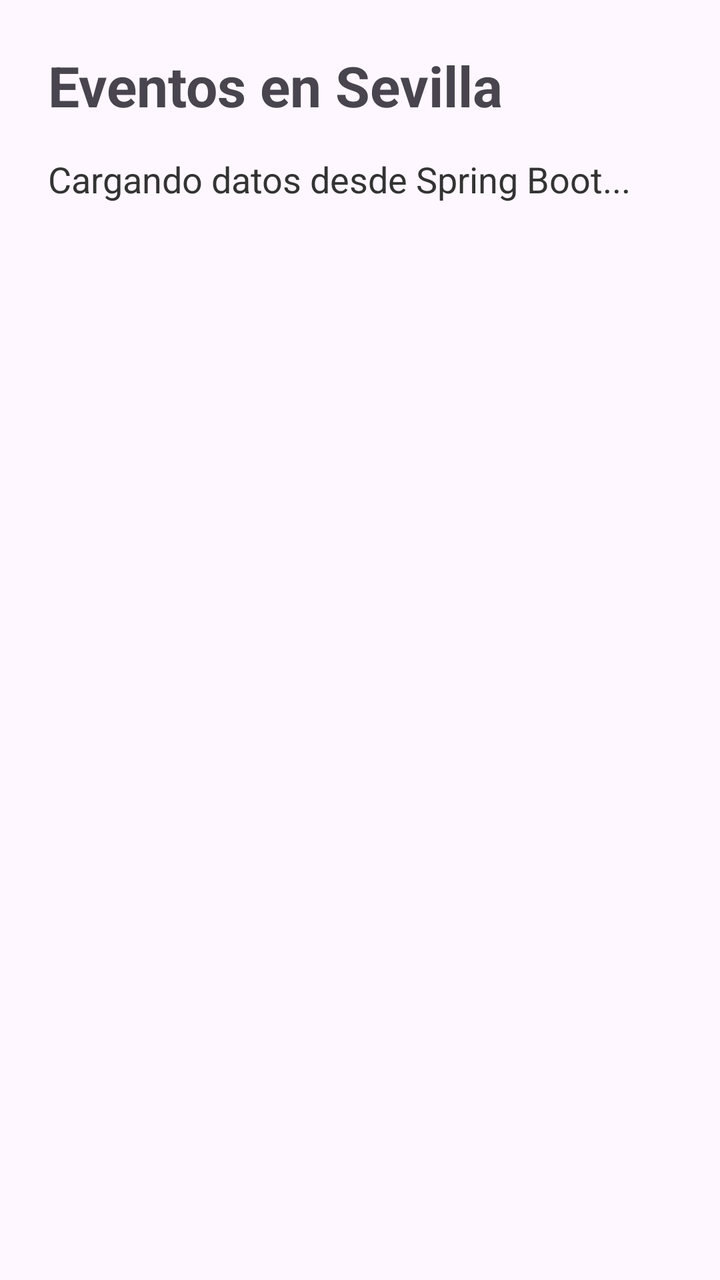
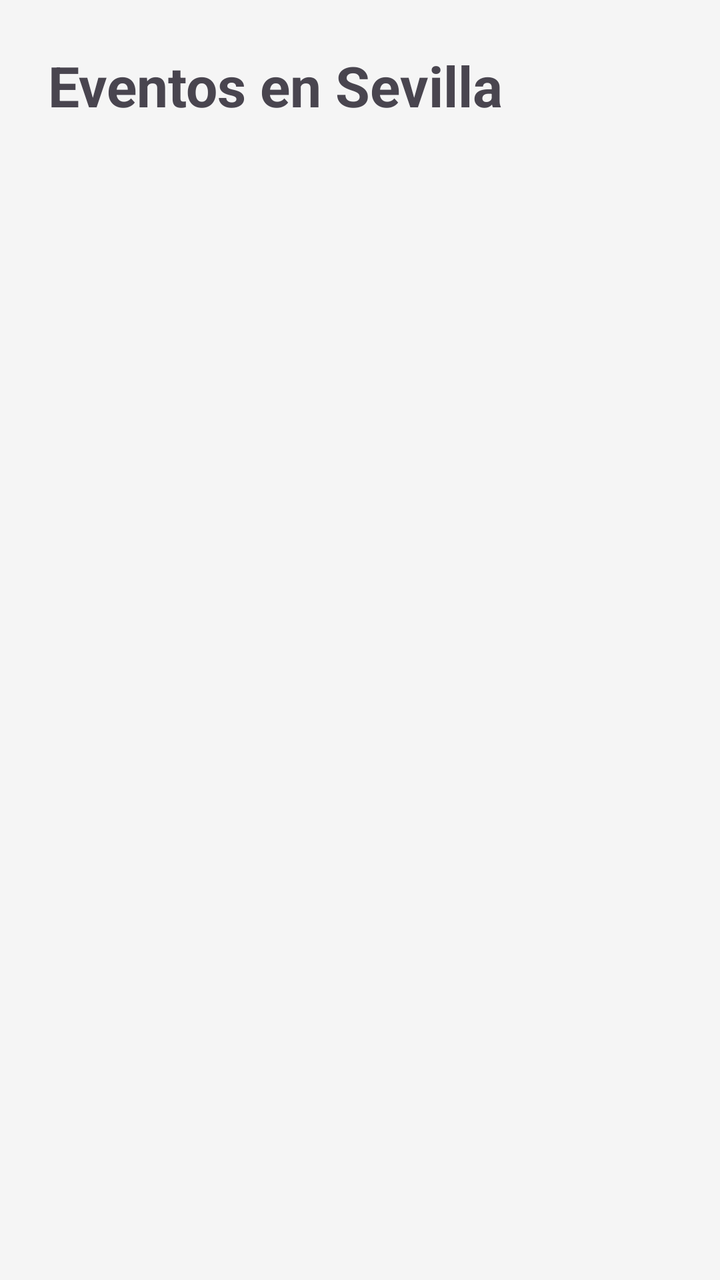

Two renders of the same Android screen: before a commit and after it. Below are the layout's source before the change and the commit's diff.
<!-- AndroidManifest.xml: application theme Theme.KedoApp -->
<!-- res/layout/activity_main.xml -->
<?xml version="1.0" encoding="utf-8"?>
<LinearLayout xmlns:android="http://schemas.android.com/apk/res/android"
    android:layout_width="match_parent"
    android:layout_height="match_parent"
    android:orientation="vertical"
    android:padding="24dp">

    <TextView
        android:layout_width="wrap_content"
        android:layout_height="wrap_content"
        android:text="Eventos en Sevilla"
        android:textSize="28sp"
        android:textStyle="bold"
        android:layout_marginBottom="16dp"/>

    <ScrollView
        android:layout_width="match_parent"
        android:layout_height="match_parent">

        <TextView
            android:id="@+id/tvResultados"
            android:layout_width="match_parent"
            android:layout_height="wrap_content"
            android:text="Cargando datos desde Spring Boot..."
            android:textSize="18sp"
            android:textColor="#333333"/>
    </ScrollView>

</LinearLayout>
<!-- resources referenced by this layout -->
<resources>
  <style name="Theme.KedoApp" parent="Base.Theme.KedoApp" />
  <style name="Base.Theme.KedoApp" parent="Theme.Material3.DayNight.NoActionBar">
          
          
      </style>
</resources>

<!-- the commit's change to res/layout/activity_main.xml (unified diff, before → after) -->
@@ -3,27 +3,21 @@
     android:layout_width="match_parent"
     android:layout_height="match_parent"
     android:orientation="vertical"
-    android:padding="24dp">
+    android:paddingTop="24dp"
+    android:background="#F5F5F5"> <TextView
+    android:layout_width="wrap_content"
+    android:layout_height="wrap_content"
+    android:text="Eventos en Sevilla"
+    android:textSize="28sp"
+    android:textStyle="bold"
+    android:layout_marginHorizontal="24dp"
+    android:layout_marginBottom="16dp"/>
 
-    <TextView
-        android:layout_width="wrap_content"
-        android:layout_height="wrap_content"
-        android:text="Eventos en Sevilla"
-        android:textSize="28sp"
-        android:textStyle="bold"
-        android:layout_marginBottom="16dp"/>
-
-    <ScrollView
+    <androidx.recyclerview.widget.RecyclerView
+        android:id="@+id/rvEventos"
         android:layout_width="match_parent"
-        android:layout_height="match_parent">
-
-        <TextView
-            android:id="@+id/tvResultados"
-            android:layout_width="match_parent"
-            android:layout_height="wrap_content"
-            android:text="Cargando datos desde Spring Boot..."
-            android:textSize="18sp"
-            android:textColor="#333333"/>
-    </ScrollView>
+        android:layout_height="match_parent"
+        android:clipToPadding="false"
+        android:paddingBottom="24dp"/>
 
 </LinearLayout>
